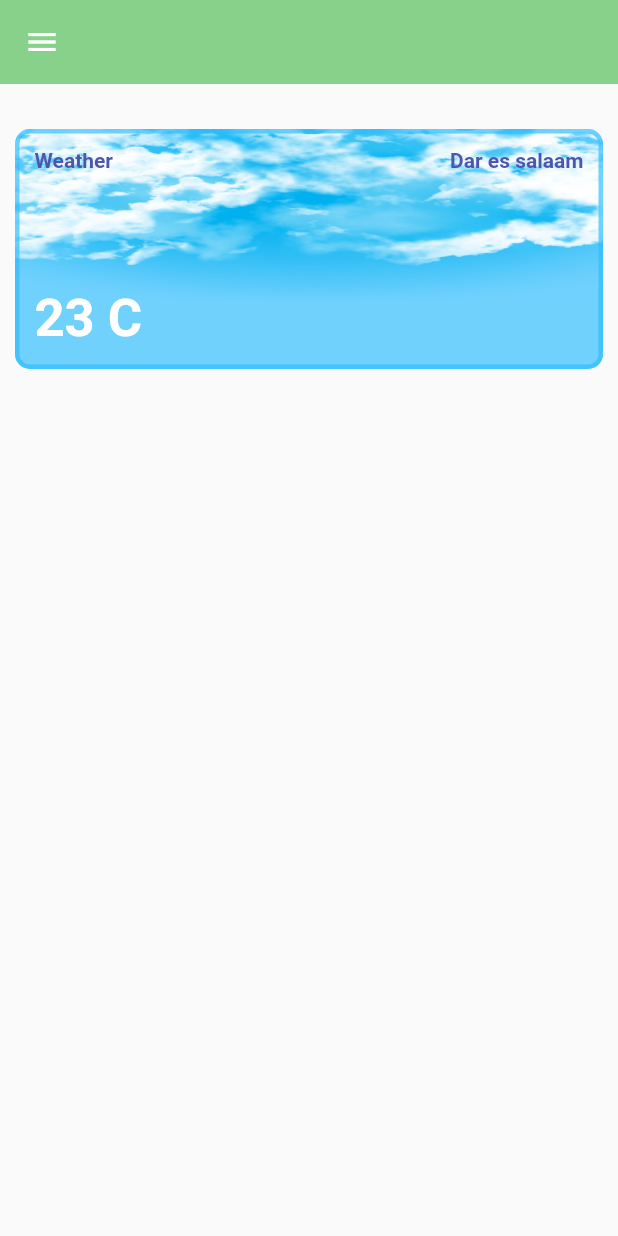
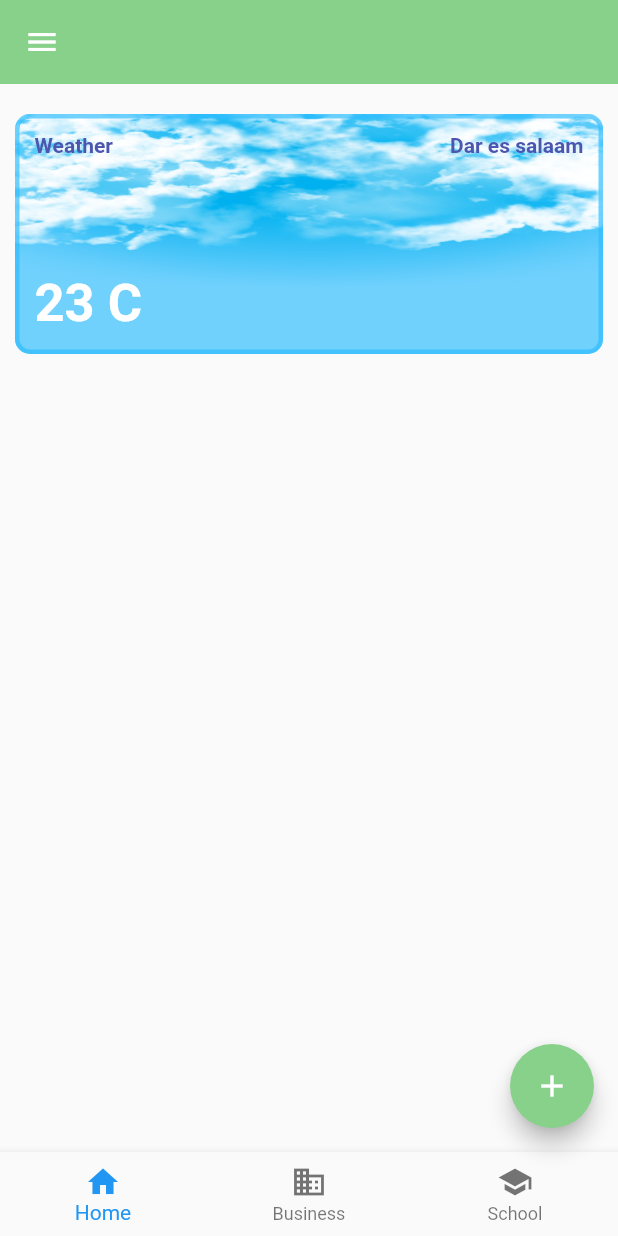
Before and after one commit to zuberypima/farmersoko, a Flutter app: the HomePage screen opened directly, on a phone screen of 412 x 824 dp. Run offline on Flutter 3.47's test engine with Material 2 defaults, Android fonts, the phone set to English and light mode, and no system bars.

Commit message:
update screens

```diff
--- a/lib/screens/authscreens/loginpage.dart
+++ b/lib/screens/authscreens/loginpage.dart
@@ -1,4 +1,5 @@
 
+import 'package:farmsoko/screens/authscreens/accounttypepage.dart';
 import 'package:farmsoko/screens/authscreens/registrationpage.dart';
 import 'package:farmsoko/screens/homepage.dart';
 import 'package:farmsoko/utilities/constantscolors.dart';
@@ -74,7 +75,7 @@ class LoginPage extends StatelessWidget {
                 const Text("Hapana bado sijajisajili  !"),
                 TextButton(
                     onPressed: (() {
-                      Navigator.of(context).push(MaterialPageRoute(builder: (context)=>RegistrationPage()));
+                      Navigator.of(context).push(MaterialPageRoute(builder: (context)=>SelectAccountType()));
                     }),
                     child: const Text(
                       'Jisajili',
--- a/lib/screens/homepage.dart
+++ b/lib/screens/homepage.dart
@@ -25,7 +25,7 @@ class _HomePageState extends State<HomePage> {
       body: ListView(
         children: [
           Padding(
-              padding: const EdgeInsets.fromLTRB(10, 30, 10, 0),
+              padding: const EdgeInsets.fromLTRB(10, 20, 10, 0),
               child: Container(
                 height: 160,
                 decoration: BoxDecoration(
@@ -68,9 +68,34 @@ class _HomePageState extends State<HomePage> {
                       ))
                 ]),
               )),
-
+              Container()
         ],
       ),
-    ));
+      bottomNavigationBar: BottomNavigationBar(
+        elevation: 5,
+        // ignore: prefer_const_literals_to_create_immutables
+        items: [
+       BottomNavigationBarItem(
+            icon: Icon(Icons.home),
+            label: 'Home',
+          ),
+          BottomNavigationBarItem(
+            icon: Icon(Icons.business),
+            label: 'Business',
+          ),
+          BottomNavigationBarItem(
+            icon: Icon(Icons.school),
+            label: 'School',
+          ),
+      ],),
+
+      // add button
+      floatingActionButton: FloatingActionButton(
+        backgroundColor: ConstantsColors().mainColor(),
+
+        onPressed: (){},child: Icon(Icons.add),),
+    ),
+
+    );
   }
 }
```
Also changed, not shown: lib/screens/authscreens/accounttypepage.dart (added, +31 -0 lines).
